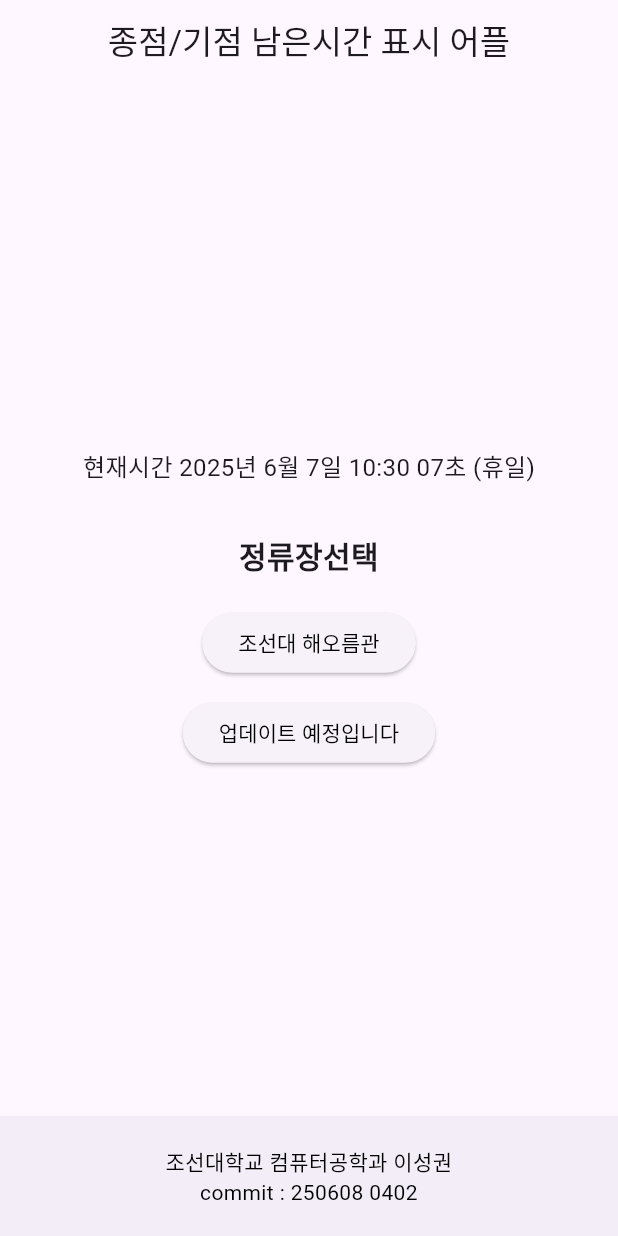
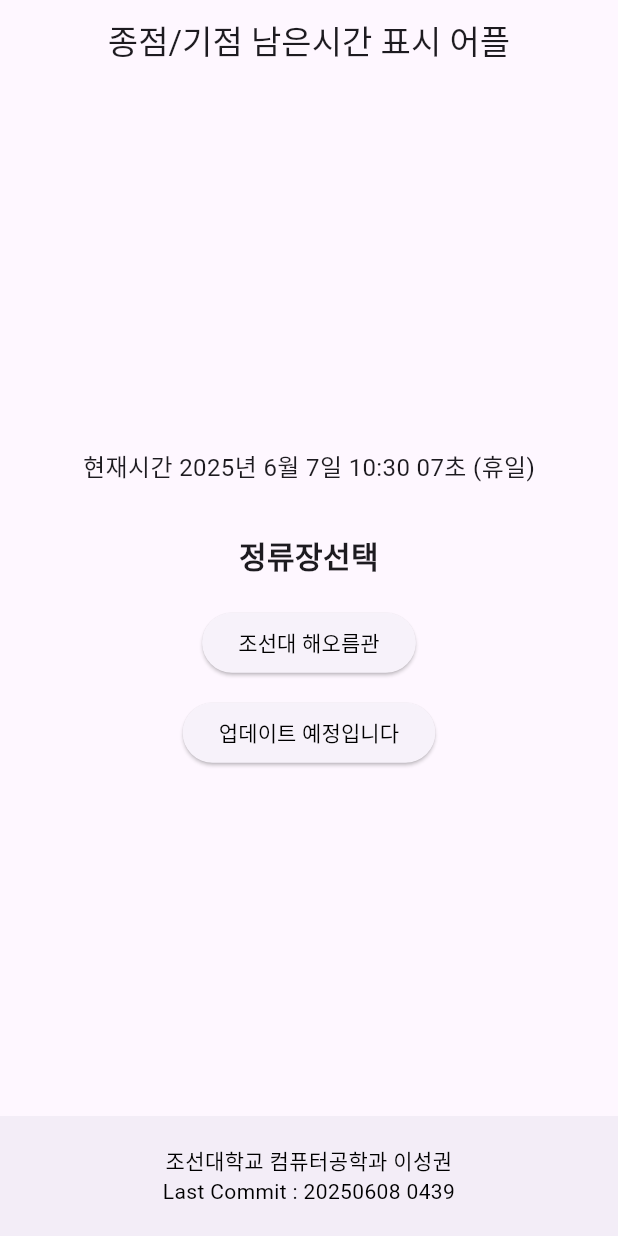
Before and after one commit to gwondev/bustime, a Flutter app: the screen it shows after launch, on a phone screen of 412 x 824 dp. Run offline on Flutter 3.47's test engine with Material 3 defaults, Android fonts, the phone set to English and light mode, and no system bars; our stand-ins replace cloud_firestore, firebase_core; accounts and stored records are empty.

Commit message:
20250608 0439

```diff
--- a/lib/TimeTablePage.dart
+++ b/lib/TimeTablePage.dart
@@ -58,6 +58,7 @@ class TimetablePage extends StatelessWidget {
           ),
         ),
       ),
+      bottomNavigationBar: BottomAppBar1(),
     );
   }
 }
--- a/lib/functions/widget.dart
+++ b/lib/functions/widget.dart
@@ -19,3 +19,18 @@ Widget SizedBox1(double size){
 PreferredSizeWidget AppBar1(String title) {
   return AppBar(title: Text(title), centerTitle: true,);
 }
+
+Widget BottomAppBar1() {
+  return BottomAppBar(
+    child: SizedBox(
+      height: 50, // 적절한 높이 (예: 50~60)
+      child: Column(
+        mainAxisAlignment: MainAxisAlignment.center,
+        children: [
+          Text1('조선대학교 컴퓨터공학과 이성권'),
+          Text1('Last Commit : 20250608 0439'),
+        ],
+      ),
+    ),
+  );
+}
--- a/lib/main.dart
+++ b/lib/main.dart
@@ -51,18 +51,7 @@ class _StationSelectorPageState extends State<StationSelectorPage> {
           ),
         ),
       ),
-      bottomNavigationBar: BottomAppBar(
-        child: Padding(
-          padding: const EdgeInsets.symmetric(vertical: 8),
-          child: Column(
-            mainAxisSize: MainAxisSize.min,
-            children: [
-              Text1('조선대학교 컴퓨터공학과 이성권'),
-              Text1('commit : 250608 0402'),
-            ],
-          ),
-        ),
-      ),
+      bottomNavigationBar: BottomAppBar1(),
 
     );
   }
--- a/lib/station_list/ChosunHaeorem.dart
+++ b/lib/station_list/ChosunHaeorem.dart
@@ -93,6 +93,7 @@ class _ChosunHaeoreumState extends State<ChosunHaeorem> {
           ),
         ),
       ),
+      bottomNavigationBar: BottomAppBar1(),
     );
   }
 }
--- a/lib/station_list/ToBeUpdate.dart
+++ b/lib/station_list/ToBeUpdate.dart
@@ -18,6 +18,7 @@ class _ToBeUpdateState extends State<ToBeUpdate> {
       body: Center(
         child: Text2('To be Update')
       ),
+      bottomNavigationBar: BottomAppBar1(),
     );
   }
 }
```
